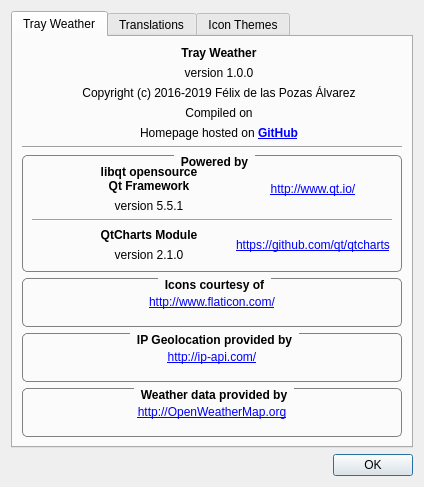
Old version of the form AboutDialog.ui in the repository FelixdelasPozas/TrayWeather.
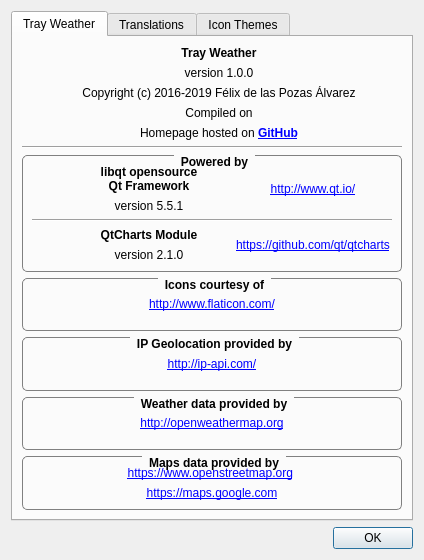
New version of the form. Icons and pictures are not drawn.

Commit message: Added Google Maps tiles.

```diff
--- a/AboutDialog.ui
+++ b/AboutDialog.ui
@@ -7,7 +7,7 @@
     <x>0</x>
     <y>0</y>
     <width>424</width>
-    <height>487</height>
+    <height>560</height>
    </rect>
   </property>
   <property name="windowTitle">
@@ -445,7 +445,68 @@
             <item>
              <widget class="QLabel" name="label_6">
               <property name="text">
-               <string notr="true">&lt;html&gt;&lt;head/&gt;&lt;body&gt;&lt;p&gt;&lt;a href=&quot;http://OpenWeatherMap.org&quot;&gt;&lt;span style=&quot; text-decoration: underline; color:#0000ff;&quot;&gt;http://OpenWeatherMap.org&lt;/span&gt;&lt;/a&gt;&lt;/p&gt;&lt;/body&gt;&lt;/html&gt;</string>
+               <string notr="true">&lt;html&gt;&lt;head/&gt;&lt;body&gt;&lt;p&gt;&lt;a href=&quot;http://openweathermap.org&quot;&gt;&lt;span style=&quot; text-decoration: underline; color:#0000ff;&quot;&gt;http://openweathermap.org&lt;/span&gt;&lt;/a&gt;&lt;/p&gt;&lt;/body&gt;&lt;/html&gt;</string>
+              </property>
+              <property name="alignment">
+               <set>Qt::AlignCenter</set>
+              </property>
+              <property name="openExternalLinks">
+               <bool>true</bool>
+              </property>
+             </widget>
+            </item>
+           </layout>
+          </widget>
+         </item>
+         <item>
+          <widget class="QGroupBox" name="groupBox_5">
+           <property name="font">
+            <font>
+             <weight>75</weight>
+             <bold>true</bold>
+            </font>
+           </property>
+           <property name="styleSheet">
+            <string notr="true">QGroupBox {
+    border: 1px solid gray;
+    border-radius: 5px;
+    margin-top: 2ex;
+}
+
+QGroupBox::title {
+    subcontrol-origin: margin;
+    subcontrol-position: top center; /* position at the top center */
+    padding: 0px 5px;
+}</string>
+           </property>
+           <property name="title">
+            <string>Maps data provided by</string>
+           </property>
+           <layout class="QVBoxLayout" name="verticalLayout_13">
+            <item>
+             <widget class="QLabel" name="label_13">
+              <property name="toolTip">
+               <string>OpenStreetMap</string>
+              </property>
+              <property name="text">
+               <string notr="true">&lt;html&gt;&lt;head/&gt;&lt;body&gt;&lt;p&gt;&lt;a href=&quot;https://www.openstreetmap.org&quot;&gt;&lt;span style=&quot; text-decoration: underline; color:#0000ff;&quot;&gt;https://www.openstreetmap.org&lt;/span&gt;&lt;/a&gt;&lt;/p&gt;&lt;/body&gt;&lt;/html&gt;
+</string>
+              </property>
+              <property name="alignment">
+               <set>Qt::AlignCenter</set>
+              </property>
+              <property name="openExternalLinks">
+               <bool>true</bool>
+              </property>
+             </widget>
+            </item>
+            <item>
+             <widget class="QLabel" name="label_14">
+              <property name="toolTip">
+               <string>Google Maps</string>
+              </property>
+              <property name="text">
+               <string>&lt;html&gt;&lt;head/&gt;&lt;body&gt;&lt;p&gt;&lt;a href=&quot;https://maps.google.com&quot;&gt;&lt;span style=&quot; text-decoration: underline; color:#0000ff;&quot;&gt;https://maps.google.com&lt;/span&gt;&lt;/a&gt;&lt;/p&gt;&lt;/body&gt;&lt;/html&gt;</string>
               </property>
               <property name="alignment">
                <set>Qt::AlignCenter</set>
```
Left out of the diff: 18 changed lines with no effect on the pictures. The commit also changes 3 other files.
